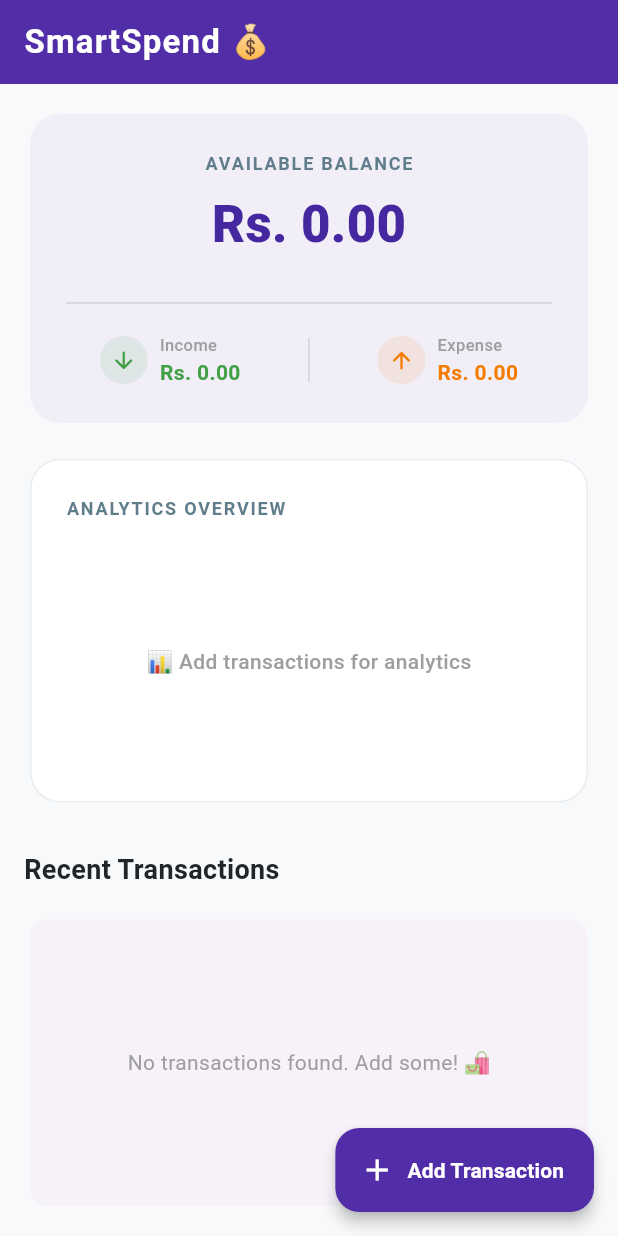
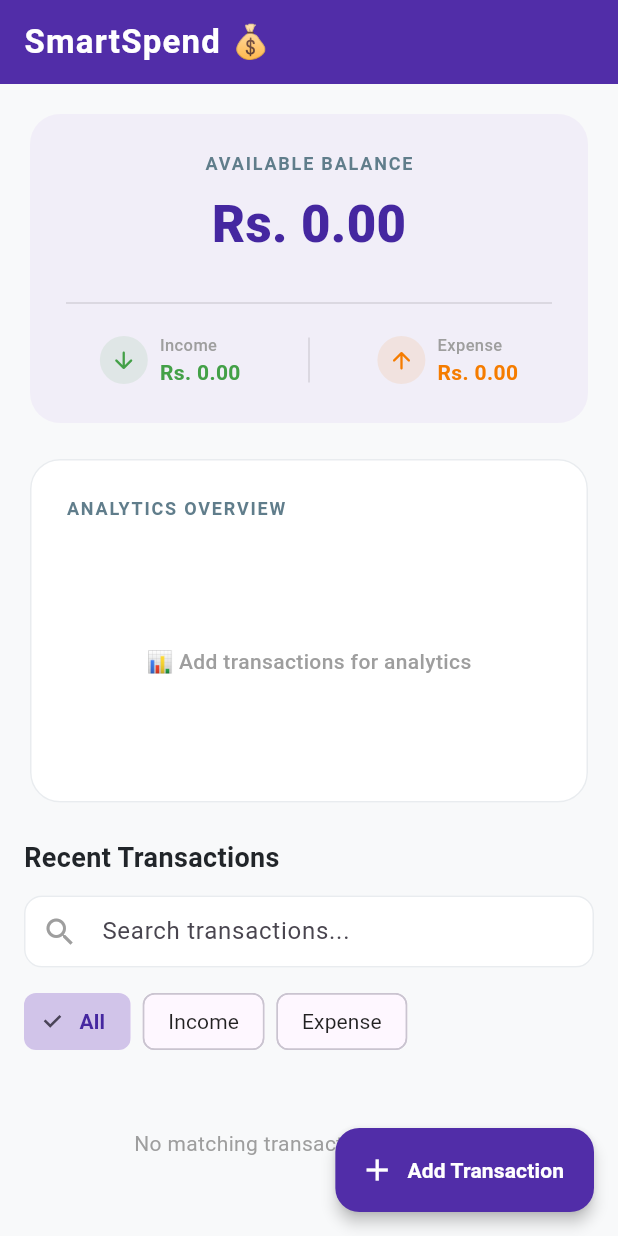
Before and after one commit to annsayuri/SmartSpend-ExpenseTracker, a Flutter app: the screen it shows after launch, on a phone screen of 412 x 824 dp. Run offline on Flutter 3.47's test engine with Material 3 defaults, Android fonts, the phone set to English and light mode, and no system bars; our stand-ins replace fl_chart, sqflite, sqflite_common_ffi_web; accounts and stored records are empty.

Commit message:
added symbols

```diff
--- a/lib/features/expenses/Views/expense_list_screen.dart
+++ b/lib/features/expenses/Views/expense_list_screen.dart
@@ -16,6 +16,10 @@ class _ExpenseListScreenState extends State<ExpenseListScreen> {
   final DBHelper _dbHelper = DBHelper();
   List<Map<String, dynamic>> _transactions = [];
   bool _isLoading = true;
+
+  // 🔍 Search සහ Filter වලට අලුතෙන් දාපු Variables
+  String _searchQuery = '';
+  String _selectedFilter = 'All'; // 'All', 'Income', 'Expense'
 
   @override
   void initState() {
@@ -56,6 +60,29 @@ class _ExpenseListScreenState extends State<ExpenseListScreen> {
         .fold(0.0, (sum, tx) => sum + tx['amount']);
   }
 
+// 🧠 SMART ICON PICKER: Title එක බලලා ඔටෝම Icon එකක් සහ පාටක් තෝරනවා!
+  Map<String, dynamic> _getCategoryStyle(String title, String type) {
+    String lowerTitle = title.toLowerCase();
+
+    if (type == 'Income') {
+      if (lowerTitle.contains('salary') || lowerTitle.contains('padi')) {
+        return {'icon': Icons.payments_rounded, 'color': Colors.green.shade600};
+      }
+      return {'icon': Icons.add_card_rounded, 'color': Colors.teal.shade600}; // 🛠️ මෙන්න මෙතන Teal කියලා හැදුවා!
+    } else {
+      if (lowerTitle.contains('bus') || lowerTitle.contains('train') || lowerTitle.contains('car') || lowerTitle.contains('service')) {
+        return {'icon': Icons.directions_bus_rounded, 'color': Colors.orange.shade700};
+      }
+      if (lowerTitle.contains('food') || lowerTitle.contains('eat') || lowerTitle.contains('kottu') || lowerTitle.contains('hotel')) {
+        return {'icon': Icons.fastfood_rounded, 'color': Colors.red.shade400};
+      }
+      if (lowerTitle.contains('bill') || lowerTitle.contains('current') || lowerTitle.contains('water') || lowerTitle.contains('recharge')) {
+        return {'icon': Icons.receipt_long_rounded, 'color': Colors.blue.shade600};
+      }
+      return {'icon': Icons.shopping_bag_rounded, 'color': Colors.amber.shade800};
+    }
+  }
+
   void _addNewTransaction(String title, double amount, String type) async {
     String currentDate = DateFormat('dd/MM/yyyy').format(DateTime.now());
     await _dbHelper.insertTransaction({
@@ -73,6 +100,13 @@ class _ExpenseListScreenState extends State<ExpenseListScreen> {
   Widget build(BuildContext context) {
     final screenWidth = MediaQuery.of(context).size.width;
     final isWeb = screenWidth > 800;
+
+    // ⚙️ Search සහ Filter අනුව ලිස්ට් එක වෙනස් කරනවා
+    final filteredTransactions = _transactions.where((tx) {
+      final matchesSearch = tx['title'].toLowerCase().contains(_searchQuery.toLowerCase());
+      final matchesFilter = _selectedFilter == 'All' || tx['type'] == _selectedFilter;
+      return matchesSearch && matchesFilter;
+    }).toList();
 
     return Scaffold(
       backgroundColor: const Color(0xFFF8F9FA),
@@ -107,7 +141,7 @@ class _ExpenseListScreenState extends State<ExpenseListScreen> {
                           const SizedBox(width: 24.0),
                           Expanded(
                             flex: 6,
-                            child: _buildTransactionListSection(),
+                            child: _buildTransactionListSection(filteredTransactions),
                           ),
                         ],
                       )
@@ -117,7 +151,7 @@ class _ExpenseListScreenState extends State<ExpenseListScreen> {
                           const SizedBox(height: 16.0),
                           _buildPieChartCard(),
                           const SizedBox(height: 20.0),
-                          Expanded(child: _buildTransactionListSection()),
+                          Expanded(child: _buildTransactionListSection(filteredTransactions)),
                         ],
                       ),
               ),
@@ -160,14 +194,14 @@ class _ExpenseListScreenState extends State<ExpenseListScreen> {
               style: TextStyle(fontSize: 34, fontWeight: FontWeight.w900, color: Colors.deepPurple.shade800),
             ),
             const SizedBox(height: 20.0),
-            const Divider(color: Colors.black12), // 🛠️ Fixed Colors.black10 error
+            const Divider(color: Colors.black12),
             const SizedBox(height: 12.0),
             Row(
               mainAxisAlignment: MainAxisAlignment.spaceAround,
               children: [
-                _buildBalanceStat(Icons.arrow_downward_rounded, Colors.green.shade600, 'Income', _totalIncome), // 🛠️ Fixed Colors.emerald error
-                Container(height: 30, width: 1, color: Colors.black12), // 🛠️ Fixed Colors.black10 error
-                _buildBalanceStat(Icons.arrow_upward_rounded, Colors.orange.shade700, 'Expense', _totalExpense), // 🛠️ Fixed Colors.orangeAccent error
+                _buildBalanceStat(Icons.arrow_downward_rounded, Colors.green.shade600, 'Income', _totalIncome),
+                Container(height: 30, width: 1, color: Colors.black12),
+                _buildBalanceStat(Icons.arrow_upward_rounded, Colors.orange.shade700, 'Expense', _totalExpense),
               ],
             ),
           ],
@@ -230,9 +264,9 @@ class _ExpenseListScreenState extends State<ExpenseListScreen> {
                       Column(
                         crossAxisAlignment: CrossAxisAlignment.start,
                         children: [
-                          _buildChartIndicator(Colors.green.shade600, 'Income'), // 🛠️ Fixed Error
+                          _buildChartIndicator(Colors.green.shade600, 'Income'),
                           const SizedBox(height: 12.0),
-                          _buildChartIndicator(Colors.orange.shade700, 'Expense'), // 🛠️ Fixed Error
+                          _buildChartIndicator(Colors.orange.shade700, 'Expense'),
                         ],
                       ),
                     ],
@@ -243,26 +277,72 @@ class _ExpenseListScreenState extends State<ExpenseListScreen> {
     );
   }
 
-  Widget _buildTransactionListSection() {
+  // 📑 UPDATED: RECENT TRANSACTIONS SECTION WITH SEARCH & CHIPS
+  Widget _buildTransactionListSection(List<Map<String, dynamic>> filteredList) {
     return Column(
       crossAxisAlignment: CrossAxisAlignment.start,
       children: [
-        const Padding(
-          padding: EdgeInsets.symmetric(vertical: 8.0),
-          child: Text('Recent Transactions', style: TextStyle(fontSize: 18, fontWeight: FontWeight.bold, color: Color(0xFF212529))),
+        const Text('Recent Transactions', style: TextStyle(fontSize: 18, fontWeight: FontWeight.bold, color: Color(0xFF212529))),
+        const SizedBox(height: 12.0),
+
+        // 🔍 1. Modern Search Bar
+        TextField(
+          onChanged: (value) => setState(() => _searchQuery = value),
+          decoration: InputDecoration(
+            hintText: 'Search transactions...',
+            prefixIcon: const Icon(Icons.search, color: Colors.grey),
+            filled: true,
+            fillColor: Colors.white,
+            contentPadding: const EdgeInsets.symmetric(vertical: 0, horizontal: 16),
+            border: OutlineInputBorder(
+              borderRadius: BorderRadius.circular(12.0),
+              borderSide: const BorderSide(color: Color(0xFFE9ECEF)),
+            ),
+            enabledBorder: OutlineInputBorder(
+              borderRadius: BorderRadius.circular(12.0),
+              borderSide: const BorderSide(color: Color(0xFFE9ECEF)),
+            ),
+          ),
         ),
-        const SizedBox(height: 8.0),
+        const SizedBox(height: 12.0),
+
+        // 🏷️ 2. Filter Chips (All, Income, Expense)
+        Row(
+          children: ['All', 'Income', 'Expense'].map((filterType) {
+            final isSelected = _selectedFilter == filterType;
+            return Padding(
+              padding: const EdgeInsets.only(right: 8.0),
+              child: ChoiceChip(
+                label: Text(filterType),
+                selected: isSelected,
+                selectedColor: Colors.deepPurple.shade100,
+                labelStyle: TextStyle(
+                  color: isSelected ? Colors.deepPurple.shade800 : Colors.black87,
+                  fontWeight: isSelected ? FontWeight.bold : FontWeight.normal,
+                ),
+                onSelected: (bool selected) {
+                  if (selected) {
+                    setState(() => _selectedFilter = filterType);
+                  }
+                },
+              ),
+            );
+          }).toList(),
+        ),
+        const SizedBox(height: 12.0),
+
+        // 🛍️ 3. Dynamic List View
         Expanded(
-          child: _transactions.isEmpty
-              ? const Card(
-                  elevation: 0,
-                  child: Center(child: Text('No transactions found. Add some! 🛍️', style: TextStyle(color: Colors.grey))),
-                )
+          child: filteredList.isEmpty
+              ? const Center(child: Text('No matching transactions found! 🔍', style: TextStyle(color: Colors.grey)))
               : ListView.builder(
-                  itemCount: _transactions.length,
+                  itemCount: filteredList.length,
                   itemBuilder: (context, index) {
-                    final tx = _transactions[index];
+                    final tx = filteredList[index];
                     final isIncome = tx['type'] == 'Income';
+
+                    // Smart Icon Style එක මෙතනින් ගන්නවා
+                    final style = _getCategoryStyle(tx['title'], tx['type']);
 
                     return Dismissible(
                       key: Key(tx['id'].toString()),
@@ -295,7 +375,8 @@ class _ExpenseListScreenState extends State<ExpenseListScreen> {
                         tx['title'],
                         tx['date'],
                         '${isIncome ? '+' : '-'} Rs. ${tx['amount'].toStringAsFixed(2)}',
-                        isIncome ? Colors.green.shade600 : Colors.orange.shade700, // 🛠️ Fixed Error
+                        style['color'],
+                        style['icon'],
                       ),
                     );
                   },
@@ -315,7 +396,7 @@ class _ExpenseListScreenState extends State<ExpenseListScreen> {
     return [
       if (_totalIncome > 0)
         PieChartSectionData(
-          color: Colors.green.shade600, // 🛠️ Fixed Error
+          color: Colors.green.shade600,
           value: _totalIncome,
           title: '${incomePercent.toStringAsFixed(0)}%',
           radius: 32,
@@ -323,7 +404,7 @@ class _ExpenseListScreenState extends State<ExpenseListScreen> {
         ),
       if (_totalExpense > 0)
         PieChartSectionData(
-          color: Colors.orange.shade700, // 🛠️ Fixed Error
+          color: Colors.orange.shade700,
           value: _totalExpense,
           title: '${expensePercent.toStringAsFixed(0)}%',
           radius: 32,
@@ -346,7 +427,7 @@ class _ExpenseListScreenState extends State<ExpenseListScreen> {
     );
   }
 
-  Widget _buildTransactionItem(String title, String date, String amount, Color color) {
+  Widget _buildTransactionItem(String title, String date, String amount, Color color, IconData icon) {
     return Card(
       elevation: 0,
       margin: const EdgeInsets.only(bottom: 12.0),
@@ -356,7 +437,7 @@ class _ExpenseListScreenState extends State<ExpenseListScreen> {
         leading: CircleAvatar(
           radius: 20,
           backgroundColor: color.withOpacity(0.08),
-          child: Icon(color == Colors.green.shade600 ? Icons.arrow_downward_rounded : Icons.arrow_upward_rounded, color: color, size: 20),
+          child: Icon(icon, color: color, size: 20), // 🛠️ දැන් dynamic icon එකක් වැටෙන්නේ!
         ),
         title: Text(title, style: const TextStyle(fontWeight: FontWeight.bold, color: Color(0xFF212529), fontSize: 15)),
         subtitle: Text(date, style: const TextStyle(color: Colors.grey, fontSize: 12)),
```
